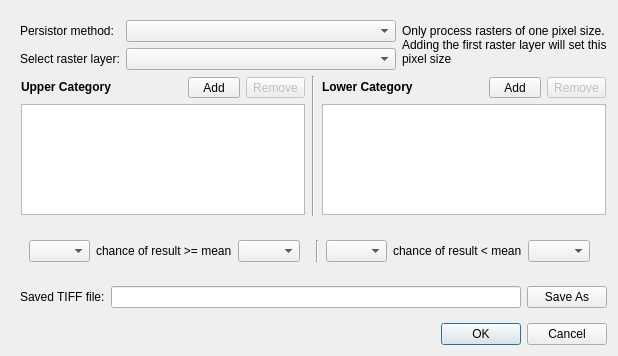
Old version of the form pat/gui/persistor_dialog_base.ui in the repository CSIRO-Precision-Agriculture/PAT_QGIS_Plugin.
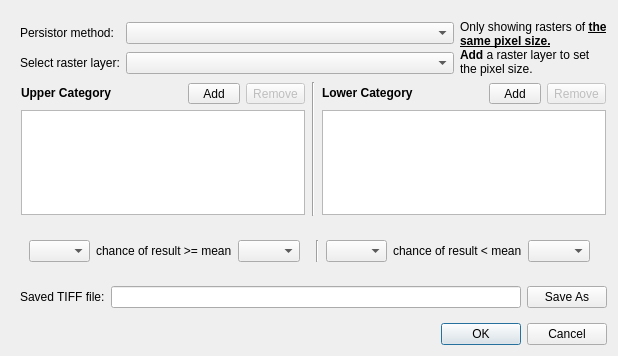
New version of the form. Custom widgets are drawn as their Qt base class.

Commit message: #43 implemented get_pixel_size     bug fixes and code cleanup

Diff of the .ui file:
```diff
--- a/pat/gui/persistor_dialog_base.ui
+++ b/pat/gui/persistor_dialog_base.ui
@@ -97,9 +97,7 @@
         <item row="0" column="1">
          <widget class="QLabel" name="lblPixelFilter">
           <property name="text">
-           <string>Only process rasters of one pixel size. 
-Adding the first raster layer will set this
-pixel size</string>
+           <string>&lt;html&gt;&lt;head/&gt;&lt;body&gt;&lt;p&gt;Only showing rasters of &lt;span style=&quot; font-weight:600; text-decoration: underline;&quot;&gt;the same pixel size.&lt;/span&gt;&lt;br/&gt;&lt;span style=&quot; font-weight:600;&quot;&gt;Add&lt;/span&gt; a raster layer to set the pixel size.&lt;/p&gt;&lt;/body&gt;&lt;/html&gt;</string>
           </property>
           <property name="wordWrap">
            <bool>true</bool>
```
The commit also changes 7 other files.
